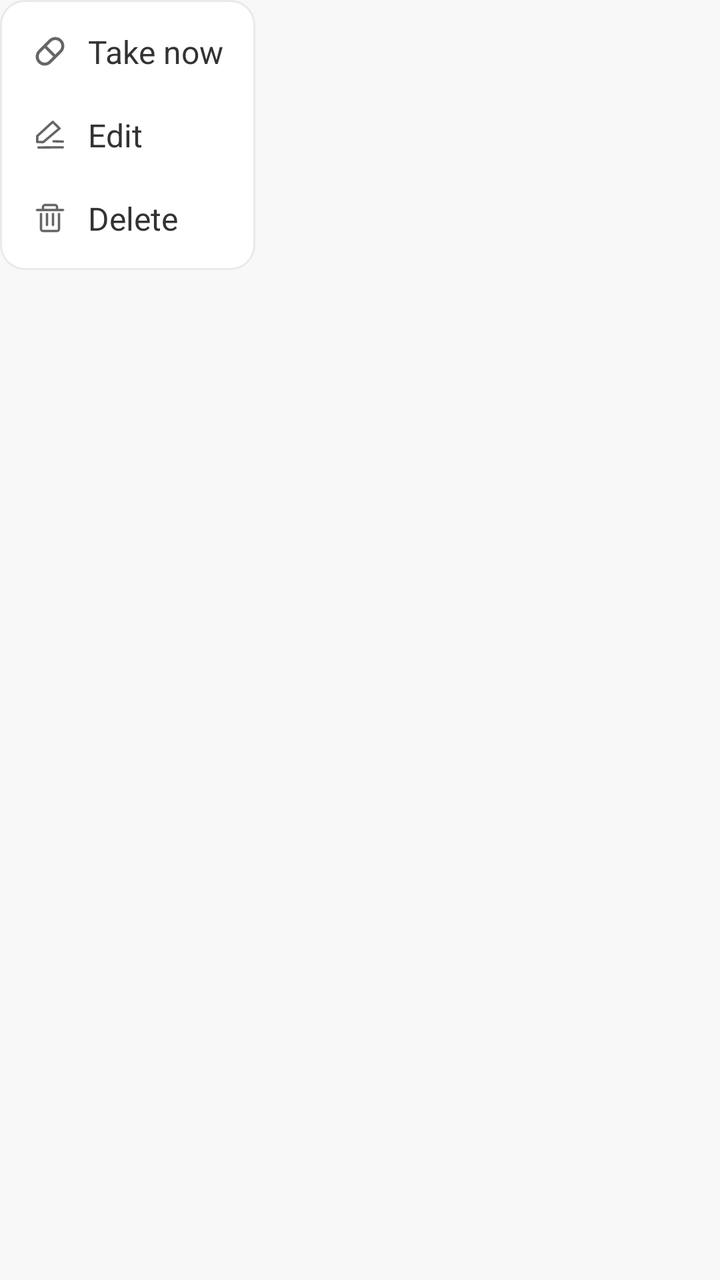
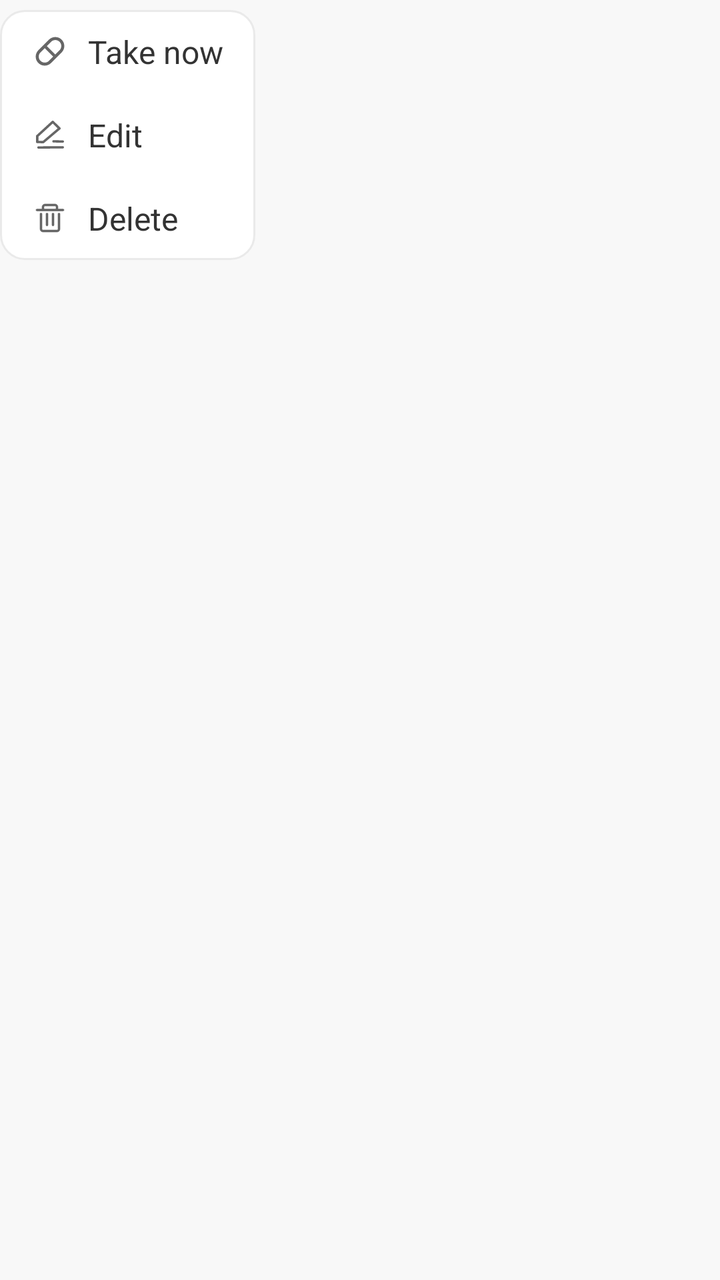

An Android layout rendered at two revisions. The XML below is the earlier revision; the diff shows what the commit changed to produce the second picture.
<!-- AndroidManifest.xml: application theme AppTheme -->
<!-- res/layout/layout_meds_remind_menu.xml -->
<?xml version="1.0" encoding="utf-8"?>
<FrameLayout xmlns:android="http://schemas.android.com/apk/res/android"
    xmlns:app="http://schemas.android.com/apk/res-auto"
    android:layout_width="wrap_content"
    android:layout_height="wrap_content">

    <androidx.constraintlayout.widget.ConstraintLayout
        android:layout_width="wrap_content"
        android:layout_height="wrap_content"
        android:layout_marginEnd="@dimen/dp_16"
        android:background="@drawable/bg_menu"
        android:paddingVertical="@dimen/dp_5">

        <androidx.appcompat.widget.AppCompatTextView
            android:id="@+id/tv_take_now"
            android:layout_width="0dp"
            android:layout_height="wrap_content"
            android:drawableStart="@drawable/ic_menu_meds"
            android:drawablePadding="@dimen/dp_10"
            android:foreground="?android:attr/selectableItemBackground"
            android:paddingHorizontal="@dimen/dp_16"
            android:paddingVertical="@dimen/dp_10"
            android:text="@string/take_now"
            android:textColor="@color/t1"
            android:textSize="@dimen/sp_16"
            app:layout_constraintStart_toStartOf="parent"
            app:layout_constraintTop_toTopOf="parent" />

        <androidx.appcompat.widget.AppCompatTextView
            android:id="@+id/tv_edit"
            android:layout_width="0dp"
            android:layout_height="wrap_content"
            android:drawableStart="@drawable/ic_menu_edit"
            android:drawablePadding="@dimen/dp_10"
            android:foreground="?android:attr/selectableItemBackground"
            android:paddingHorizontal="@dimen/dp_16"
            android:paddingVertical="@dimen/dp_10"
            android:text="@string/edit"
            android:textColor="@color/t1"
            android:textSize="@dimen/sp_16"
            app:layout_constraintEnd_toEndOf="parent"
            app:layout_constraintStart_toStartOf="parent"
            app:layout_constraintTop_toBottomOf="@id/tv_take_now" />

        <androidx.appcompat.widget.AppCompatTextView
            android:id="@+id/tv_delete"
            android:layout_width="0dp"
            android:layout_height="wrap_content"
            android:drawableStart="@drawable/ic_menu_delete"
            android:drawablePadding="@dimen/dp_10"
            android:foreground="?android:attr/selectableItemBackground"
            android:paddingHorizontal="@dimen/dp_16"
            android:paddingVertical="@dimen/dp_10"
            android:text="@string/delete"
            android:textColor="@color/t1"
            android:textSize="@dimen/sp_16"
            app:layout_constraintEnd_toEndOf="parent"
            app:layout_constraintStart_toStartOf="parent"
            app:layout_constraintTop_toBottomOf="@id/tv_edit" />
    </androidx.constraintlayout.widget.ConstraintLayout>

</FrameLayout>
<!-- resources referenced by this layout -->
<resources>
  <color name="t1">#333333</color>
  <dimen name="dp_10">10dp</dimen>
  <dimen name="dp_16">16dp</dimen>
  <dimen name="dp_5">5dp</dimen>
  <dimen name="sp_16">16sp</dimen>
  <!-- drawable bg_menu (drawable) -->
  <?xml version="1.0" encoding="utf-8"?>
  <shape xmlns:android="http://schemas.android.com/apk/res/android"
      android:shape="rectangle">
      <solid android:color="@color/white"/>
      <corners android:radius="@dimen/dp_12"/>
      <stroke android:color="#EEE9E9E9" android:width="@dimen/dp_1"/>
  
  </shape>
  <!-- drawable ic_menu_meds (drawable) -->
  <vector xmlns:android="http://schemas.android.com/apk/res/android"
      android:width="18dp"
      android:height="18dp"
      android:viewportWidth="18"
      android:viewportHeight="18">
    <path
        android:pathData="M14.834,3.166C15.678,4.01 16.152,5.155 16.152,6.348C16.152,7.542 15.678,8.686 14.834,9.53L9.531,14.833C8.687,15.677 7.543,16.152 6.349,16.152C5.156,16.152 4.011,15.678 3.167,14.834C2.323,13.99 1.849,12.845 1.849,11.652C1.849,10.458 2.323,9.314 3.167,8.47L8.47,3.166C8.888,2.748 9.384,2.417 9.93,2.191C10.476,1.965 11.061,1.848 11.652,1.848C12.243,1.848 12.828,1.965 13.374,2.191C13.92,2.417 14.416,2.748 14.834,3.166ZM10.592,11.651L6.35,7.408L4.227,9.531C3.675,10.096 3.368,10.855 3.372,11.645C3.377,12.435 3.692,13.191 4.251,13.75C4.81,14.308 5.566,14.624 6.356,14.628C7.145,14.632 7.905,14.325 8.47,13.773L10.592,11.65L10.592,11.651ZM13.773,4.227C13.21,3.665 12.448,3.349 11.652,3.349C10.856,3.349 10.094,3.665 9.531,4.227L7.41,6.348L11.653,10.591L13.773,8.47C14.052,8.191 14.273,7.86 14.423,7.496C14.574,7.132 14.652,6.742 14.652,6.348C14.652,5.954 14.574,5.564 14.423,5.2C14.273,4.836 14.052,4.506 13.773,4.227Z"
        android:fillColor="#666666"/>
  </vector>
  <string name="delete">Delete</string>
  <string name="edit">Edit</string>
  <string name="take_now">Take now</string>
  <style name="AppTheme" parent="@style/Theme.MaterialComponents.Light.NoActionBar">
          <item name="colorAccent">@color/colorAccent</item>
          <item name="colorControlHighlight">@color/color_tap_ripple</item>
          <item name="colorPrimary">@color/colorPrimary</item>
          <item name="colorPrimaryDark">@color/colorPrimaryDark</item>
          <item name="toolbarNavigationButtonStyle">@style/toolbar_nav_button</item>
          <item name="windowActionBar">false</item>
          <item name="windowNoTitle">true</item>
          <item name="android:windowBackground">@color/bg_window</item>
  
      </style>
  <color name="white">#FFFFFF</color>
  <dimen name="dp_12">12dp</dimen>
  <dimen name="dp_1">1dp</dimen>
  <color name="colorAccent">@color/c5</color>
  <color name="color_tap_ripple">@color/transparent10</color>
  <color name="colorPrimary">@color/c1</color>
  <color name="colorPrimaryDark">@color/c1</color>
  <style name="toolbar_nav_button" parent="@style/Widget.AppCompat.Toolbar.Button.Navigation">
          <item name="android:paddingLeft">@dimen/nav_button_margin</item>
          <item name="android:paddingRight">@dimen/nav_button_margin</item>
          <item name="android:minWidth">56dp</item>
      </style>
  <color name="bg_window">#f8f8f8</color>
  <color name="c5">#02BC77</color>
  <color name="transparent10">#1A000000</color>
  <color name="c1">@color/white</color>
  <dimen name="nav_button_margin">@dimen/dp_16</dimen>
  <!-- unchanged entries left out for length: 2 -->
</resources>

<!-- the commit's change to res/layout/layout_meds_remind_menu.xml (unified diff, before → after) -->
@@ -1,15 +1,16 @@
 <?xml version="1.0" encoding="utf-8"?>
-<FrameLayout xmlns:android="http://schemas.android.com/apk/res/android"
+<androidx.core.widget.NestedScrollView xmlns:android="http://schemas.android.com/apk/res/android"
     xmlns:app="http://schemas.android.com/apk/res-auto"
     android:layout_width="wrap_content"
-    android:layout_height="wrap_content">
+    android:layout_height="wrap_content"
+    android:paddingVertical="@dimen/dp_5"
+    android:clipToPadding="false">
 
     <androidx.constraintlayout.widget.ConstraintLayout
         android:layout_width="wrap_content"
         android:layout_height="wrap_content"
         android:layout_marginEnd="@dimen/dp_16"
-        android:background="@drawable/bg_menu"
-        android:paddingVertical="@dimen/dp_5">
+        android:background="@drawable/bg_menu">
 
         <androidx.appcompat.widget.AppCompatTextView
             android:id="@+id/tv_take_now"
@@ -59,4 +60,4 @@
             app:layout_constraintTop_toBottomOf="@id/tv_edit" />
     </androidx.constraintlayout.widget.ConstraintLayout>
 
-</FrameLayout>
+</androidx.core.widget.NestedScrollView>
